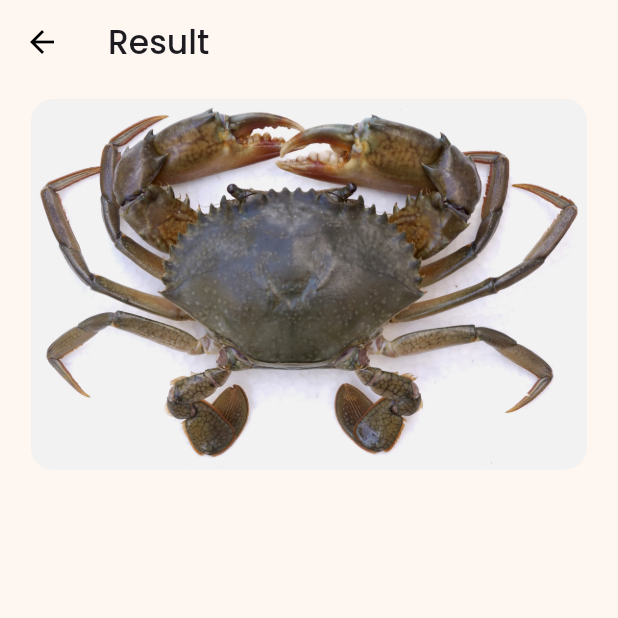
After one commit to keannugran19/crabcheck, a Flutter app: the screen it shows after launch, on a phone screen of 412 x 824 dp, the top half of it. The commit adds this screen. Run offline on Flutter 3.47's test engine with Material 3 defaults, Android fonts, the phone set to English and light mode, and no system bars; our stand-ins replace image_picker.

Commit message:
added crab info page(includes: Crab class and data)

```diff
--- /dev/null
+++ b/lib/data/data.dart
@@ -0,0 +1,9 @@
+import 'package:crabcheck/model/crab_info.dart';
+
+final scyllaSerrata = Crab(
+    crabImage: "lib/assets/images/scylla-serrata.jpg",
+    edibility: "Edible!",
+    species: "Scylla Serrata",
+    localName: "Mud Crab",
+    description:
+        """Scylla serrata (often called mud crab or mangrove crab, although both terms are highly ambiguous, and black crab) is an ecologically important species of crab found in the estuaries and mangroves of Africa, Australia, and Asia. In their most common forms, their shell colours vary from a deep, mottled green to very dark brown.""");
--- a/lib/main.dart
+++ b/lib/main.dart
@@ -1,4 +1,4 @@
-import 'package:crabcheck/pages/loading_page.dart';
+import 'package:crabcheck/pages/info_page.dart';
 import 'package:flutter/material.dart';
 import 'package:crabcheck/pages/home_page.dart';
 import 'package:crabcheck/constants/colors.dart';
@@ -14,7 +14,7 @@ class MyApp extends StatelessWidget {
   Widget build(BuildContext context) {
     return MaterialApp(
       debugShowCheckedModeBanner: false,
-      home: const LoadingPage(),
+      home: const InfoPage(),
       theme: ThemeData(
           fontFamily: 'Poppins', scaffoldBackgroundColor: backgroundColor),
     );
--- /dev/null
+++ b/lib/pages/info_page.dart
@@ -0,0 +1,49 @@
+import 'package:crabcheck/constants/colors.dart';
+import 'package:crabcheck/data/data.dart';
+import 'package:flutter/material.dart';
+
+class InfoPage extends StatelessWidget {
+  const InfoPage({super.key});
+
+  @override
+  Widget build(BuildContext context) {
+    Size size = MediaQuery.of(context).size;
+
+    return Scaffold(
+        appBar: AppBar(
+          backgroundColor: colorScheme.background,
+          leading: const BackButton(
+            color: Colors.black,
+          ),
+          title: const Text(
+            "Result",
+            style: TextStyle(fontWeight: FontWeight.w500),
+          ),
+        ),
+        body: SafeArea(
+          child: SingleChildScrollView(
+            child: Column(
+              children: [
+                // Image Container
+                Center(
+                  child: Padding(
+                    padding: const EdgeInsets.fromLTRB(0.0, 10, 0.0, 0.0),
+                    child: Container(
+                      height: size.height * 0.3,
+                      width: size.width * 0.9,
+                      clipBehavior: Clip.antiAlias,
+                      decoration: BoxDecoration(
+                          borderRadius: BorderRadius.circular(
+                              15) // Adjust the radius as needed
+                          ),
+                      child: Image.asset(scyllaSerrata.crabImage,
+                          fit: BoxFit.cover),
+                    ),
+                  ),
+                )
+              ],
+            ),
+          ),
+        ));
+  }
+}
--- a/pubspec.yaml
+++ b/pubspec.yaml
@@ -35,7 +35,7 @@ dependencies:
   # The following adds the Cupertino Icons font to your application.
   # Use with the CupertinoIcons class for iOS style icons.
   cupertino_icons: ^1.0.6
-  image_picker: ^1.1.0
+  image_picker: ^1.1.1
 
 dev_dependencies:
   flutter_test:
```
Also changed, not shown: lib/components/image_container.dart (deleted, +0 -18 lines), lib/model/crab_info.dart (added, +15 -0 lines), lib/assets/images/scylla-serrata.jpg (added), pubspec.lock.
